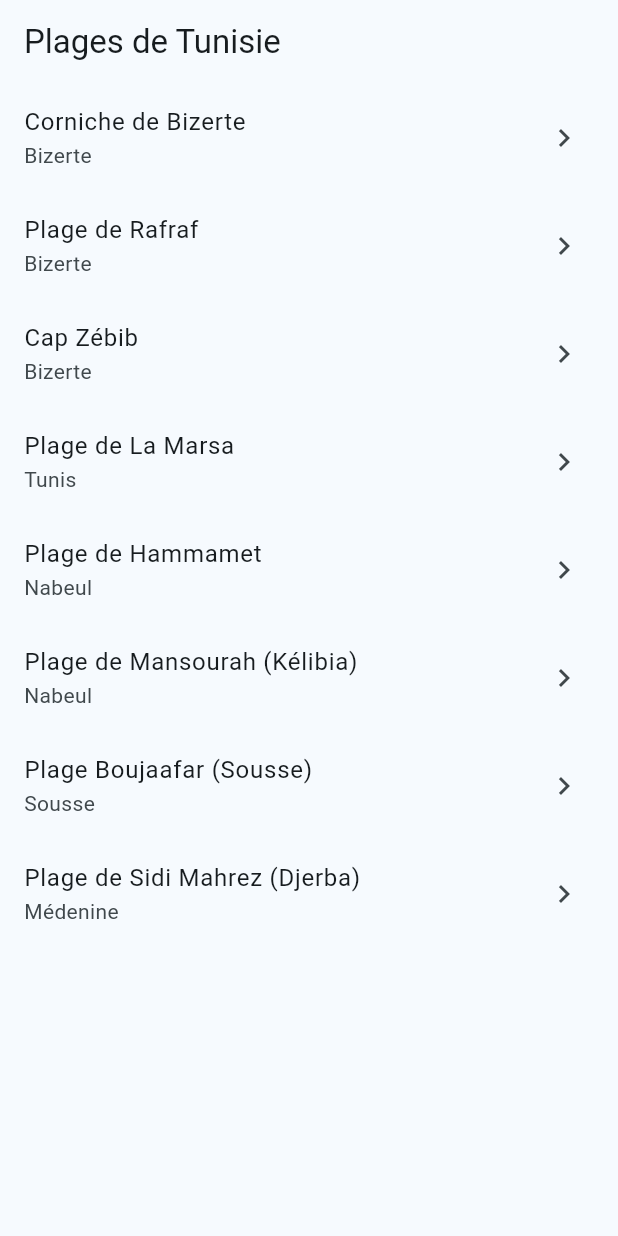
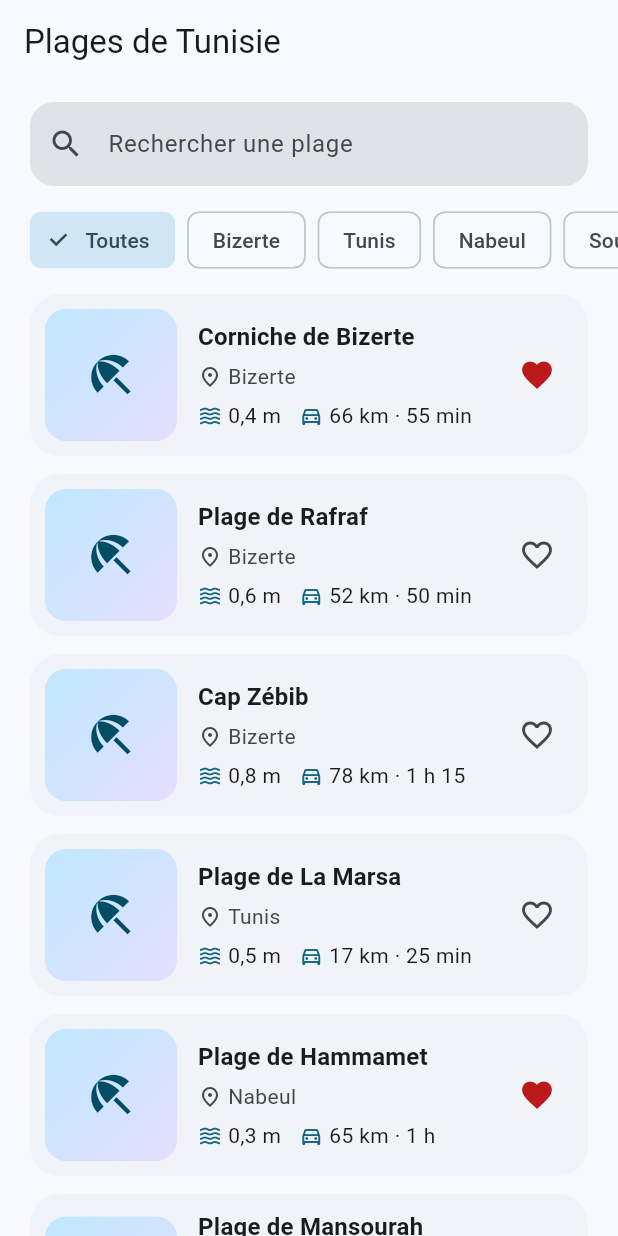
Before and after one commit to Rimen108/Plage_de_Tunisie, a Flutter app: the screen it shows after launch, on a phone screen of 412 x 824 dp. Run offline on Flutter 3.47's test engine with Material 3 defaults, Android fonts, the phone set to English and light mode, and no system bars.

Commit message:
Ajout des cartes, de la recherche et du filtre

```diff
--- a/lib/data/options.dart
+++ b/lib/data/options.dart
@@ -1,6 +1,25 @@
 import 'package:flutter/material.dart';
-
-/// Types de signalement et leur icône.
+const List<String> regions = [
+  'Toutes',
+  'Bizerte',
+  'Tunis',
+  'Nabeul',
+  'Sousse',
+  'Médenine',
+];
+const List<String> profils = ['Jeune', 'Famille', 'Senior', 'Touriste'];
+const List<String> transports = ['Voiture normale', '4x4', 'Sans voiture'];
+const Map<String, String> langues = {
+  'fr': 'Français',
+  'en': 'English',
+  'ar': 'العربية',
+};
+const List<String> priorites = [
+  'Mer calme',
+  'Proche',
+  'Restaurants et cafés',
+  'Tranquillité',
+];
 const Map<String, IconData> iconesSignalement = {
   'Méduses': Icons.warning_amber_rounded,
   'Propreté': Icons.cleaning_services,
--- a/lib/screens/liste_screen.dart
+++ b/lib/screens/liste_screen.dart
@@ -1,32 +1,89 @@
 import 'package:flutter/material.dart';
+import '../data/options.dart';
 import '../data/plages_fictives.dart';
-import 'detail_screen.dart';
+import '../models/plage.dart';
+import '../widgets/plage_card.dart';
+import '../widgets/search_box.dart';
 
-class ListeScreen extends StatelessWidget {
+class ListeScreen extends StatefulWidget {
   const ListeScreen({super.key});
 
   @override
+  State<ListeScreen> createState() => _ListeScreenState();
+}
+
+class _ListeScreenState extends State<ListeScreen> {
+  String _region = 'Toutes';
+  String _recherche = '';
+
+  List<Plage> get _filtrees {
+    final texte = _recherche.trim().toLowerCase();
+    return plages.where((p) {
+      final okRegion = _region == 'Toutes' || p.gouvernorat == _region;
+      final okTexte = p.nom.toLowerCase().contains(texte);
+      return okRegion && okTexte;
+    }).toList();
+  }
+
+  @override
   Widget build(BuildContext context) {
+    final cs = Theme.of(context).colorScheme;
+    final resultats = _filtrees;
+
     return Scaffold(
       appBar: AppBar(title: const Text('Plages de Tunisie')),
-      body: ListView.builder(
-        itemCount: plages.length,
-        itemBuilder: (context, index) {
-          final plage = plages[index];
-          return ListTile(
-            title: Text(plage.nom),
-            subtitle: Text(plage.gouvernorat),
-             trailing: const Icon(Icons.chevron_right),
-            onTap: () {
-              Navigator.push(
-                context,
-                MaterialPageRoute(
-                  builder: (context) => DetailScreen(plage: plage),
-                ),
-              );
-            },
-          );
-        },
+      body: Column(
+        children: [
+          Padding(
+            padding: const EdgeInsets.fromLTRB(20, 12, 20, 12),
+            child: SearchBox(
+              onChanged: (texte) {
+                setState(() {
+                  _recherche = texte;
+                });
+              },
+            ),
+          ),
+          SingleChildScrollView(
+            scrollDirection: Axis.horizontal,
+            padding: const EdgeInsets.symmetric(horizontal: 20),
+            child: Row(
+              children: [
+                for (final r in regions)
+                  Padding(
+                    padding: const EdgeInsets.only(right: 8),
+                    child: ChoiceChip(
+                      label: Text(r),
+                      selected: _region == r,
+                      onSelected: (_) {
+                        setState(() {
+                          _region = r;
+                        });
+                      },
+                    ),
+                  ),
+              ],
+            ),
+          ),
+          const SizedBox(height: 12),
+          Expanded(
+            child: resultats.isEmpty
+                ? Center(
+                    child: Text(
+                      'Aucune plage ne correspond à votre recherche.',
+                      style: TextStyle(color: cs.onSurfaceVariant),
+                    ),
+                  )
+                : ListView.builder(
+                    padding: const EdgeInsets.fromLTRB(20, 0, 20, 20),
+                    itemCount: resultats.length,
+                    itemBuilder: (context, index) {
+                      final plage = resultats[index];
+                      return PlageCard(key: ValueKey(plage.id), plage: plage);
+                    },
+                  ),
+          ),
+        ],
       ),
     );
   }
--- /dev/null
+++ b/lib/widgets/favorite_button.dart
@@ -0,0 +1,45 @@
+import 'package:flutter/material.dart';
+class FavoriteButton extends StatefulWidget {
+  final bool initial;
+
+  const FavoriteButton({super.key, this.initial = false});
+
+  @override
+  State<FavoriteButton> createState() => _FavoriteButtonState();
+}
+
+class _FavoriteButtonState extends State<FavoriteButton> {
+  late bool _favori;
+
+  @override
+  void initState() {
+    super.initState();
+    _favori = widget.initial;
+  }
+
+  void _basculer() {
+    setState(() {
+      _favori = !_favori;
+    });
+    ScaffoldMessenger.of(context)
+      ..hideCurrentSnackBar()
+      ..showSnackBar(
+        SnackBar(
+          content: Text(_favori ? 'Ajouté aux favoris' : 'Retiré des favoris'),
+          duration: const Duration(seconds: 1),
+        ),
+      );
+  }
+
+  @override
+  Widget build(BuildContext context) {
+    return IconButton(
+      tooltip: 'Favori',
+      onPressed: _basculer,
+      icon: Icon(
+        _favori ? Icons.favorite : Icons.favorite_border,
+        color: _favori ? Theme.of(context).colorScheme.error : null,
+      ),
+    );
+  }
+}
--- /dev/null
+++ b/lib/widgets/plage_card.dart
@@ -0,0 +1,112 @@
+import 'package:flutter/material.dart';
+import '../data/plages_fictives.dart';
+import '../models/plage.dart';
+import '../screens/detail_screen.dart';
+import 'favorite_button.dart';
+import 'plage_visuel.dart';
+
+class PlageCard extends StatelessWidget {
+  final Plage plage;
+
+  const PlageCard({super.key, required this.plage});
+
+  @override
+  Widget build(BuildContext context) {
+    final theme = Theme.of(context);
+    final cs = theme.colorScheme;
+
+    return Card(
+      elevation: 0,
+      color: cs.surfaceContainerLow,
+      margin: const EdgeInsets.only(bottom: 12),
+      shape: RoundedRectangleBorder(borderRadius: BorderRadius.circular(20)),
+      clipBehavior: Clip.antiAlias,
+      child: InkWell(
+
+        onTap: () {
+          Navigator.push(
+            context,
+            MaterialPageRoute(
+              builder: (context) => DetailScreen(plage: plage),
+            ),
+          );
+        },
+        child: Padding(
+          padding: const EdgeInsets.all(10),
+          child: Row(
+            children: [
+              const PlageVisuel(largeur: 88, hauteur: 88),
+              const SizedBox(width: 14),
+              Expanded(
+                child: Column(
+                  crossAxisAlignment: CrossAxisAlignment.start,
+                  mainAxisSize: MainAxisSize.min,
+                  children: [
+                    Text(
+                      plage.nom,
+                      maxLines: 2,
+                      overflow: TextOverflow.ellipsis,
+                      style: theme.textTheme.titleMedium?.copyWith(
+                        fontWeight: FontWeight.bold,
+                      ),
+                    ),
+                    const SizedBox(height: 4),
+                    Row(
+                      children: [
+                        Icon(Icons.place_outlined,
+                            size: 16, color: cs.onSurfaceVariant),
+                        const SizedBox(width: 4),
+                        Text(
+                          plage.gouvernorat,
+                          style: theme.textTheme.bodyMedium
+                              ?.copyWith(color: cs.onSurfaceVariant),
+                        ),
+                      ],
+                    ),
+                    const SizedBox(height: 6),
+                    Wrap(
+                      spacing: 12,
+                      runSpacing: 4,
+                      children: [
+                        _Info(
+                          icone: Icons.waves,
+                          texte: plage.meteo.vaguesTexte,
+                        ),
+                        _Info(
+                          icone: Icons.directions_car_outlined,
+                          texte: plage.distanceTexte,
+                        ),
+                      ],
+                    ),
+                  ],
+                ),
+              ),
+              FavoriteButton(initial: favorisInitiaux.contains(plage.id)),
+            ],
+          ),
+        ),
+      ),
+    );
+  }
+}
+
+class _Info extends StatelessWidget {
+  final IconData icone;
+  final String texte;
+
+  const _Info({required this.icone, required this.texte});
+
+  @override
+  Widget build(BuildContext context) {
+    final cs = Theme.of(context).colorScheme;
+
+    return Row(
+      mainAxisSize: MainAxisSize.min,
+      children: [
+        Icon(icone, size: 16, color: cs.primary),
+        const SizedBox(width: 4),
+        Text(texte, style: Theme.of(context).textTheme.bodyMedium),
+      ],
+    );
+  }
+}
--- /dev/null
+++ b/lib/widgets/search_box.dart
@@ -0,0 +1,26 @@
+import 'package:flutter/material.dart';
+
+class SearchBox extends StatelessWidget {
+  final ValueChanged<String> onChanged;
+
+  const SearchBox({super.key, required this.onChanged});
+
+  @override
+  Widget build(BuildContext context) {
+    final cs = Theme.of(context).colorScheme;
+
+    return TextField(
+      onChanged: onChanged,
+      decoration: InputDecoration(
+        hintText: 'Rechercher une plage',
+        prefixIcon: Icon(Icons.search, color: cs.onSurfaceVariant),
+        filled: true,
+        fillColor: cs.surfaceContainerHighest,
+        border: OutlineInputBorder(
+          borderRadius: BorderRadius.circular(16),
+          borderSide: BorderSide.none,
+        ),
+      ),
+    );
+  }
+}
```
